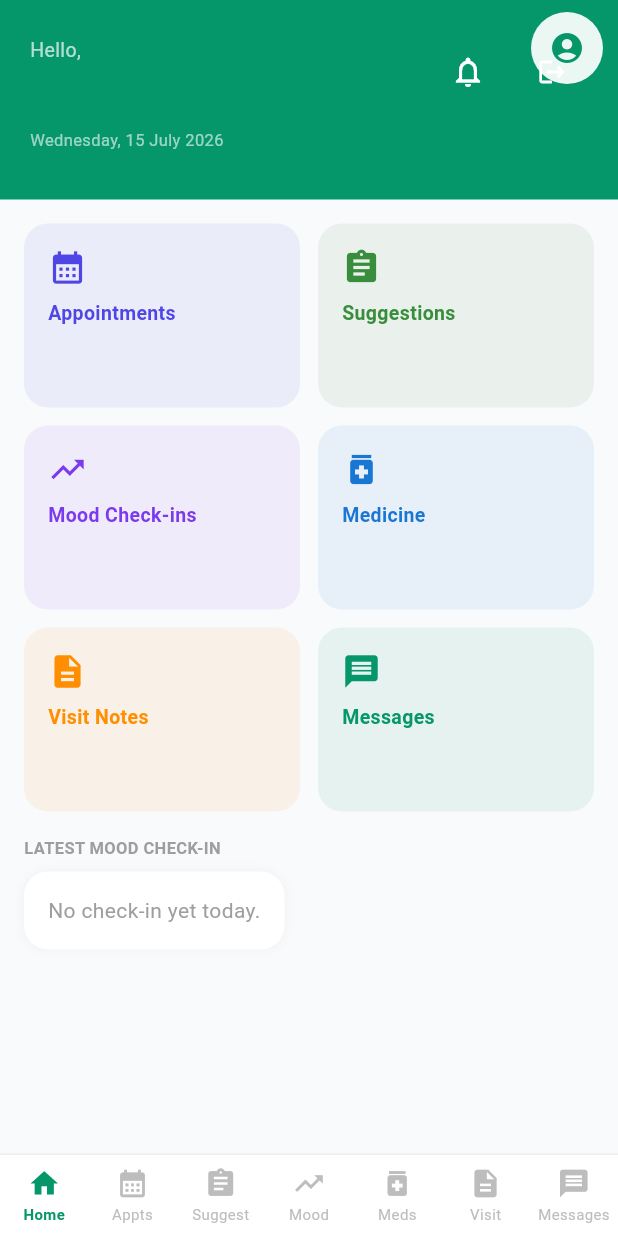
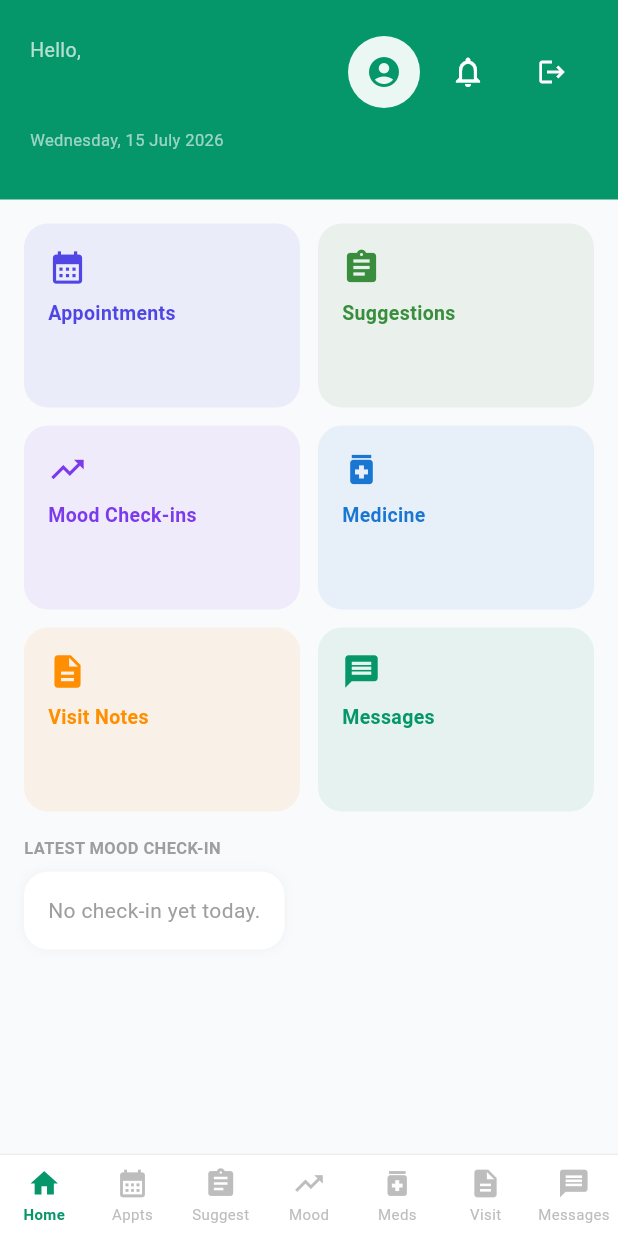
Before and after one commit to LasataM/CuroME-Frontend, a Flutter app: the CaregiverHomeScreen screen opened by its route, on a phone screen of 412 x 824 dp. Run offline on Flutter 3.47's test engine with Material 3 defaults, Android fonts, the phone set to English and light mode, and no system bars; our stand-ins replace dio, firebase_messaging, fl_chart, flutter_local_notifications, flutter_riverpod, shared_preferences and 1 more; accounts and stored records are empty.

Commit message:
fix alignment

```diff
--- a/lib/screens/caregiver/caregiver_home_screen.dart
+++ b/lib/screens/caregiver/caregiver_home_screen.dart
@@ -37,11 +37,6 @@ class _CaregiverHomeScreenState extends ConsumerState<CaregiverHomeScreen> {
         child: Stack(
           children: [
             _buildTab(),
-            Positioned(
-              top: 8,
-              right: 10,
-              child: _profileButton(context),
-            ),
             if (_showNotifications) _notificationsOverlay(state),
           ],
         ),
@@ -66,10 +61,11 @@ class _CaregiverHomeScreenState extends ConsumerState<CaregiverHomeScreen> {
   Widget _buildTab() {
     switch (_tab) {
       case CaregiverTab.home:
-        return CaregiverHomeTab(
-          onNavigate: _goTo,
-          onShowNotifications: () => setState(() => _showNotifications = true),
-        );
+      return CaregiverHomeTab(
+        onNavigate: _goTo,
+        onShowNotifications: () => setState(() => _showNotifications = true),
+        profileButton: _profileButton(context),
+      );
       case CaregiverTab.appointments:
         return CaregiverAppointmentsTab(
             onBack: () => _goTo(CaregiverTab.home));
--- a/lib/screens/caregiver/caregiver_home_tab.dart
+++ b/lib/screens/caregiver/caregiver_home_tab.dart
@@ -9,11 +9,13 @@ import 'package:curome/screens/caregiver/caregiver_tab.dart';
 class CaregiverHomeTab extends ConsumerWidget {
   final void Function(CaregiverTab tab) onNavigate;
   final VoidCallback onShowNotifications;
+  final Widget profileButton;
 
   const CaregiverHomeTab({
     super.key,
     required this.onNavigate,
     required this.onShowNotifications,
+    required this.profileButton,
   });
 
   @override
@@ -51,6 +53,8 @@ class CaregiverHomeTab extends ConsumerWidget {
                     ],
                   ),
                 ),
+                profileButton,
+                const SizedBox(width: 8),
                 NotificationBell(
                   unreadCount: state.unreadCountFor(Role.caregiver),
                   onTap: onShowNotifications,
@@ -59,8 +63,7 @@ class CaregiverHomeTab extends ConsumerWidget {
                 IconButton(
                   onPressed: () {
                     state.logout();
-                    Navigator.pushNamedAndRemoveUntil(
-                        context, '/login', (r) => false);
+                    Navigator.pushNamedAndRemoveUntil(context, '/login', (r) => false);
                   },
                   icon: const Icon(Icons.logout, color: Colors.white, size: 20),
                 ),
```
